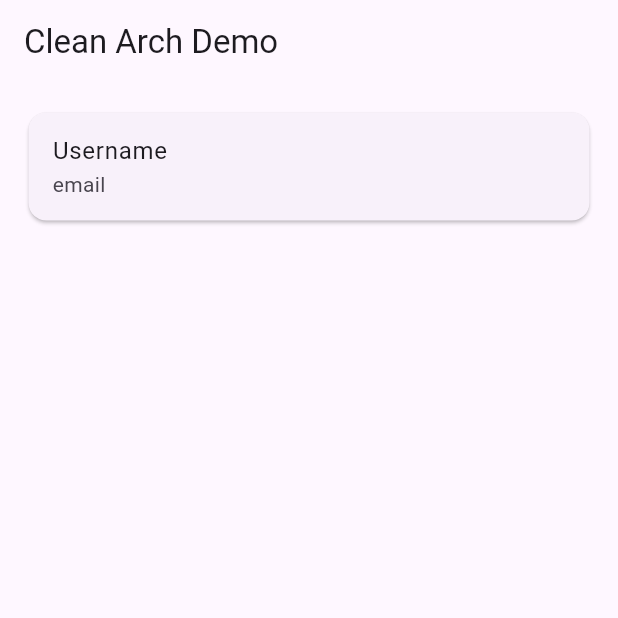
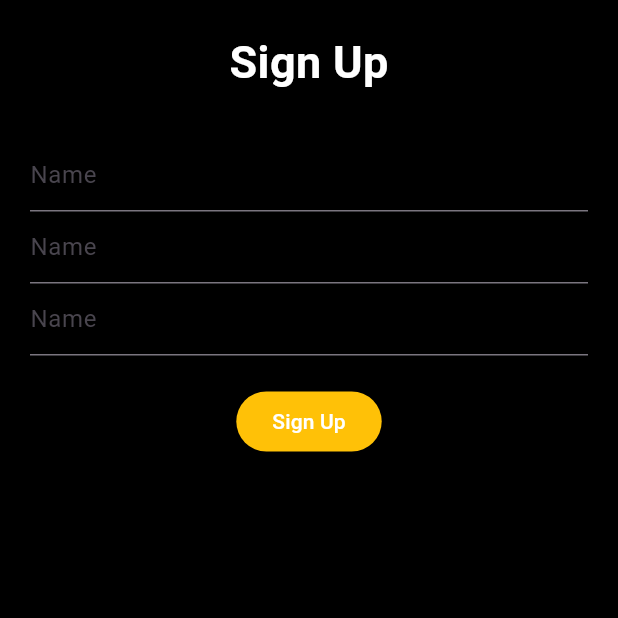
Before and after one commit to MuhammadNaushad/my_first_clean_architecture_demo, a Flutter app: the screen it shows after launch, on a phone screen of 412 x 824 dp, the top half of it. Run offline on Flutter 3.47's test engine with Material 3 defaults, Android fonts, the phone set to English and light mode, and no system bars; our stand-ins replace get_it.

Commit message:
clean arch first commit

```diff
--- /dev/null
+++ b/lib/features/auth/screens/signup.dart
@@ -0,0 +1,46 @@
+import 'package:flutter/material.dart';
+import 'package:my_first_clean_architecture_demo/features/auth/widgets/sign_up_btn.dart';
+import 'package:my_first_clean_architecture_demo/features/auth/widgets/text_fields.dart';
+
+class SignUpScreen extends StatefulWidget {
+  const SignUpScreen({super.key});
+
+  @override
+  State<SignUpScreen> createState() => _SignUpScreenState();
+}
+
+class _SignUpScreenState extends State<SignUpScreen> {
+  @override
+  Widget build(BuildContext context) {
+    return const Scaffold(
+      backgroundColor: Colors.black,
+      body: SafeArea(
+        child: SingleChildScrollView(
+          child: Padding(
+            padding: EdgeInsets.all(20.0),
+            child: Column(
+              mainAxisAlignment: MainAxisAlignment.center,
+              children: [
+                Text(
+                  "Sign Up",
+                  style: TextStyle(
+                      color: Colors.white,
+                      fontSize: 30,
+                      fontWeight: FontWeight.w600),
+                ),
+                SizedBox(
+                  height: 30,
+                ),
+                SignUpTextField(),
+                SizedBox(
+                  height: 20,
+                ),
+                SingUpButton(),
+              ],
+            ),
+          ),
+        ),
+      ),
+    );
+  }
+}
--- /dev/null
+++ b/lib/features/auth/widgets/sign_up_btn.dart
@@ -0,0 +1,17 @@
+import 'package:flutter/material.dart';
+
+class SingUpButton extends StatelessWidget {
+  const SingUpButton({super.key});
+
+  @override
+  Widget build(BuildContext context) {
+    return ElevatedButton(
+        style: ButtonStyle(
+            backgroundColor: MaterialStateProperty.all(Colors.amber)),
+        onPressed: () {},
+        child: const Text(
+          "Sign Up",
+          style: TextStyle(color: Colors.white),
+        ));
+  }
+}
--- /dev/null
+++ b/lib/features/auth/widgets/text_fields.dart
@@ -0,0 +1,22 @@
+import 'package:flutter/material.dart';
+
+class SignUpTextField extends StatelessWidget {
+  const SignUpTextField({super.key});
+
+  @override
+  Widget build(BuildContext context) {
+    return Column(
+      children: [
+        TextFormField(
+          decoration: const InputDecoration(hintText: "Name"),
+        ),
+        TextFormField(
+          decoration: const InputDecoration(hintText: "Name"),
+        ),
+        TextFormField(
+          decoration: const InputDecoration(hintText: "Name"),
+        ),
+      ],
+    );
+  }
+}
--- /dev/null
+++ b/lib/widgets_demo/widget_main.dart
@@ -0,0 +1,14 @@
+import "package:flutter/material.dart";
+
+import "overlay_example1.dart";
+
+void main() => runApp(const MyApp());
+
+class MyApp extends StatelessWidget {
+  const MyApp({super.key});
+
+  @override
+  Widget build(BuildContext context) {
+    return const MaterialApp(home: Example1());
+  }
+}
```
Also changed, not shown: lib/main.dart (+5 -52 lines), lib/widgets_demo/overlay_example1.dart (added, +112 -0 lines).
